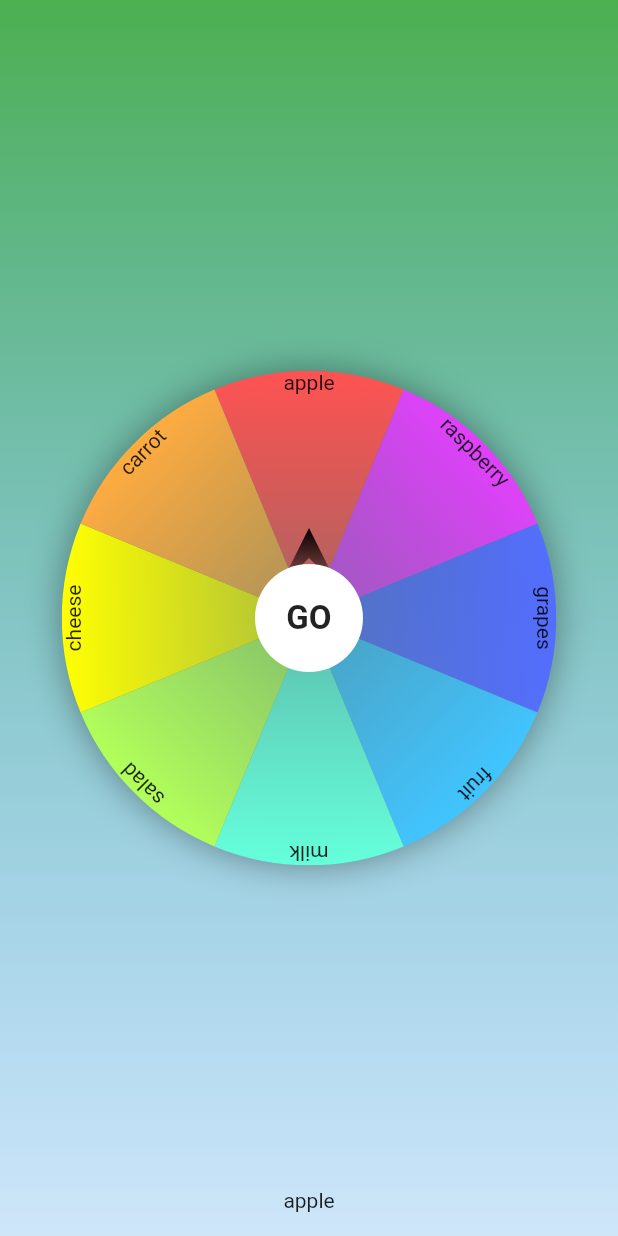
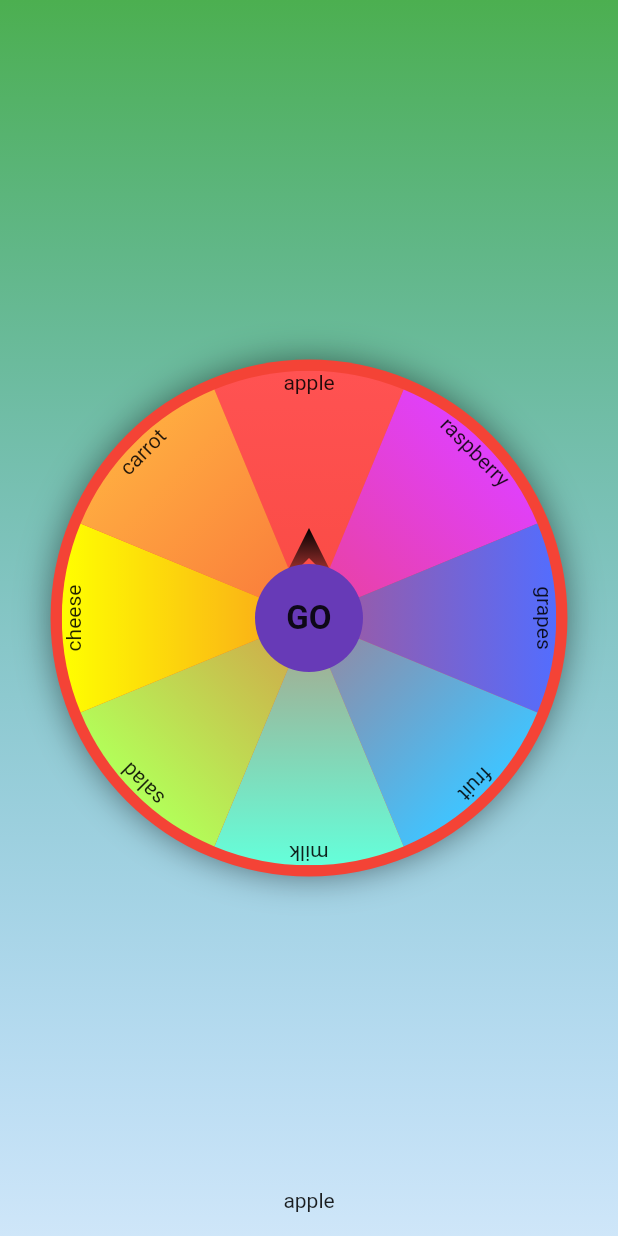
Before and after one commit to rahat1994/lucky_chap, a Flutter app: the screen it shows after launch, on a phone screen of 412 x 824 dp. Run offline on Flutter 3.47's test engine with Material 2 defaults, Android fonts, the phone set to English and light mode, and no system bars.

Commit message:
latest work on the spinner

```diff
--- a/lib/board_view.dart
+++ b/lib/board_view.dart
@@ -32,13 +32,23 @@ class _BoardViewState extends State<BoardView> {
       children: <Widget>[
         //shadow
         Container(
-          height: size.height,
-          width: size.width,
+          height: size.height - 10,
+          width: size.width - 10,
           decoration: BoxDecoration(
               shape: BoxShape.circle,
               boxShadow: [BoxShadow(blurRadius: 20, color: Colors.black38)]),
         ),
-        Transform.rotate(
+        Container(
+          height: size.height + 15,
+          width: size.width + 15,
+          decoration: BoxDecoration(
+              color: Colors.red,
+              shape: BoxShape.circle,
+              boxShadow: [BoxShadow(blurRadius: 20, color: Colors.black38)]),
+        ),
+
+        Container(
+          child: Transform.rotate(
             angle: -(widget.current + widget.angle) * 2 * pi,
             child: Stack(
               alignment: Alignment.center,
@@ -48,22 +58,24 @@ class _BoardViewState extends State<BoardView> {
               ],
             ),
           ),
+        ),
         Container(
           height: size.height,
           width: size.width,
           child: ArrowView(),
         ),
+
       ],
     );
   }
 
   _buildCard(Luck luck) {
-    var _rotate = _rotote(widget.items.indexOf(luck));
-    var _angle = 2 * pi / widget.items.length;
+    var rotate = _rotote(widget.items.indexOf(luck));
+    var angle = 2 * pi / widget.items.length;
     return Transform.rotate(
-      angle: _rotate,
+      angle: rotate,
       child: ClipPath(
-        clipper: _LuckPath(_angle),
+        clipper: _LuckPath(angle),
         child: Container(
           height: size.height,
           width: size.width,
@@ -78,9 +90,9 @@ class _BoardViewState extends State<BoardView> {
   }
 
   _buildImage(Luck luck) {
-    var _rotate = _rotote(widget.items.indexOf(luck));
+    var rotate = _rotote(widget.items.indexOf(luck));
     return Transform.rotate(
-      angle: _rotate,
+      angle: rotate,
       child: Container(
         height: size.height,
         width: size.width,
--- a/lib/home_page.dart
+++ b/lib/home_page.dart
@@ -67,7 +67,7 @@ class _HomePageState extends State<HomePage>
 
   _buildGo() {
     return Material(
-      color: Colors.white,
+      color: Colors.deepPurple,
       shape: CircleBorder(),
       child: InkWell(
         customBorder: CircleBorder(),
```
Lines whose indentation alone changed are shown as unchanged.
